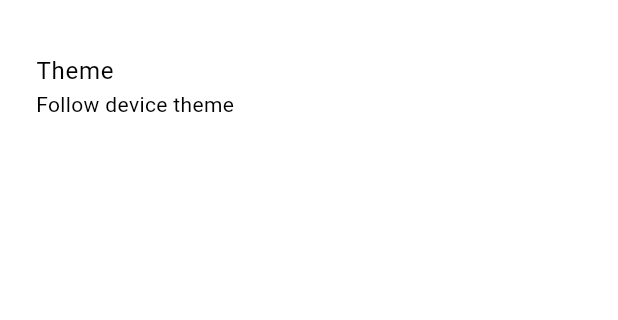
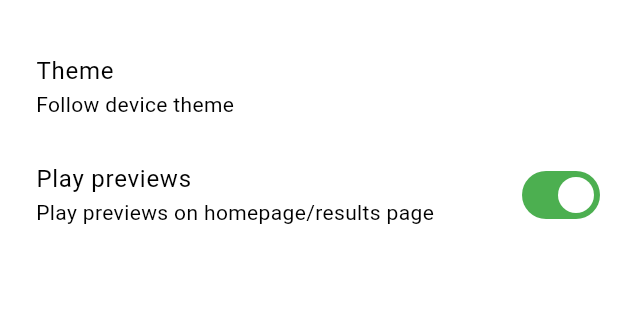
Before and after one commit to Hedon-haven/viewer, a Flutter app: the AppearanceScreen screen opened directly, on a phone screen of 412 x 824 dp, the part 63-383 px from its top. Run offline on Flutter 3.47's test engine with Material 3 defaults, Android fonts, the phone set to English and light mode, and no system bars; drawn by our look-alikes of dynamic_color; our stand-ins replace audio_video_progress_bar, connectivity_plus, fluttertoast, package_info_plus, shared_preferences, skeletonizer and 2 more; missing offline and left inert: auto_orientation, flutter_hls_parser, fvp, window_manager; accounts and stored records are empty; network calls fail.

Commit message:
Add video previews

```diff
--- a/lib/backend/managers/shared_prefs_manager.dart
+++ b/lib/backend/managers/shared_prefs_manager.dart
@@ -37,6 +37,7 @@ class SharedPrefsManager {
     sharedStorage.setString("search_provider", "xHamster.com");
     sharedStorage.setStringList("homepage_providers", ["xHamster.com"]);
     sharedStorage.setString("theme_mode", "Follow device theme");
+    sharedStorage.setBool("play_previews_video_list", true);
   }
 
   getThemeMode() {
--- a/lib/ui/screens/settings/settings_appearance.dart
+++ b/lib/ui/screens/settings/settings_appearance.dart
@@ -1,6 +1,7 @@
 import 'package:flutter/material.dart';
 import 'package:hedon_viewer/main.dart';
 import 'package:hedon_viewer/ui/custom_widgets/options_dialog.dart';
+import 'package:hedon_viewer/ui/custom_widgets/options_switch.dart';
 
 class AppearanceScreen extends StatefulWidget {
   const AppearanceScreen({super.key});
@@ -40,12 +41,20 @@ class _AppearanceScreenState extends State<AppearanceScreen> {
                                     selectedOption:
                                         sharedStorage.getString("theme_mode")!,
                                     onSelected: (value) {
-                              sharedStorage.setString("theme_mode", value);
+                                      sharedStorage.setString(
+                                          "theme_mode", value);
                                       // TODO: Fix visual glitch when user returns to previous screen
                                       ViewerApp.of(context)?.setState(() {});
                                     });
                               });
-                })
+                        }),
+                    OptionsSwitch(
+                        title: "Play previews",
+                        subTitle: "Play previews on homepage/results page",
+                        switchState:
+                            sharedStorage.getBool("play_previews_video_list")!,
+                        onSelected: (value) => sharedStorage.setBool(
+                            "play_previews_video_list", value))
                   ],
                 ))));
   }
--- a/lib/ui/screens/settings/settings_main.dart
+++ b/lib/ui/screens/settings/settings_main.dart
@@ -52,7 +52,7 @@ class _SettingsScreenState extends State<SettingsScreen> {
                   ),
                   ListTile(
                     title: const Text("Appearance"),
-                    subtitle: const Text("Default theme"),
+                    subtitle: const Text("Default theme, play previews"),
                     leading: const Icon(Icons.palette),
                     onTap: () {
                       Navigator.push(
```
Also changed, not shown: lib/ui/custom_widgets/video_list.dart (+70 -18 lines). Lines whose indentation alone changed are shown as unchanged.
